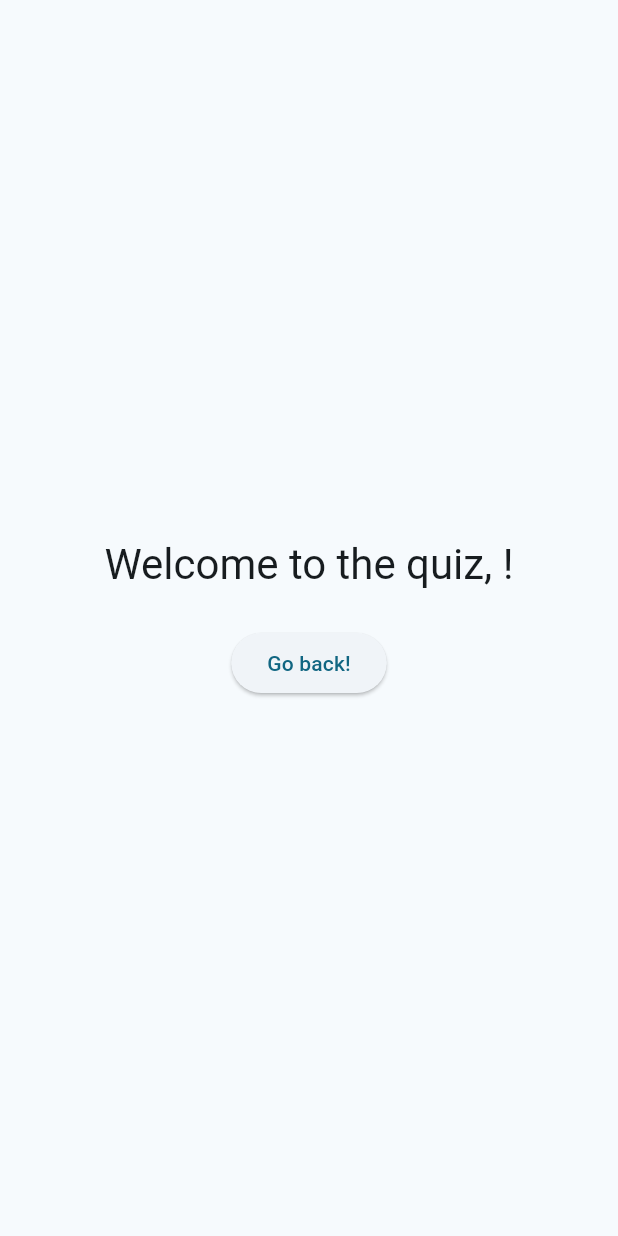
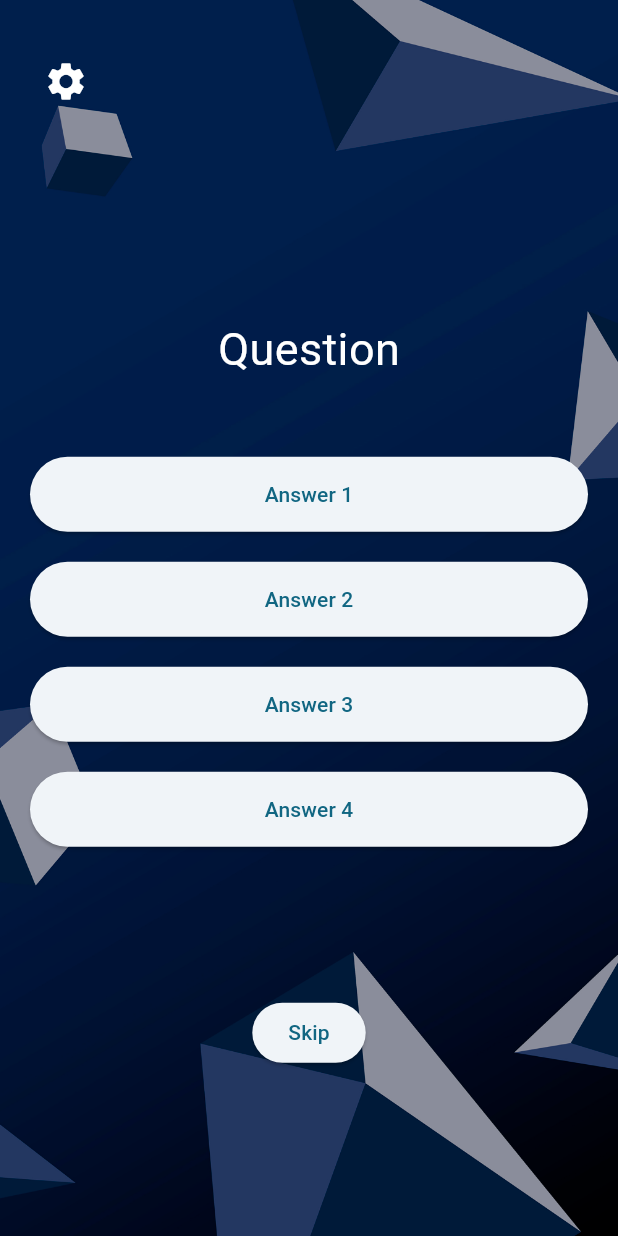
Before and after one commit to modermatt44/quizzer_335, a Flutter app: the Quiz screen opened by its route, on a phone screen of 412 x 824 dp. Run offline on Flutter 3.47's test engine with Material 3 defaults, Android fonts, the light colour scheme and no system bars; our stand-ins replace vibration.

Commit message:
added basic structure of quiz page and changed duration of empty name field

```diff
--- a/lib/main.dart
+++ b/lib/main.dart
@@ -51,7 +51,7 @@ class _MyHomePageState extends State<MyHomePage> with SingleTickerProviderStateM
   void initState() {
     super.initState();
     _controller = AnimationController(
-      duration: const Duration(milliseconds: 500),
+      duration: const Duration(milliseconds: 100),
       vsync: this,
     );
     _animation = Tween(begin: 0.0, end: 15.0).animate(_controller)
--- a/lib/quiz.dart
+++ b/lib/quiz.dart
@@ -9,23 +9,112 @@ class Quiz extends StatelessWidget {
   Widget build(BuildContext context) {
     return Scaffold(
         resizeToAvoidBottomInset: false,
-      body: Center(
+        body: Stack(
+          children: [
+            Container(
+              height: double.infinity,
+              width: double.infinity,
+              decoration: const BoxDecoration(
+                image: DecorationImage(
+                  image: AssetImage('assets/images/v859-katie-11.jpg'),
+                  fit: BoxFit.cover,
+                ),
+              ),
+              child: Padding(
+                padding: const EdgeInsets.all(20.0),
                 child: Column(
                   mainAxisAlignment: MainAxisAlignment.center,
                   children: <Widget>[
-            Text(
-              'Welcome to the quiz, $name!',
-              style: Theme.of(context).textTheme.headline4,
+                  const SizedBox(
+                    height: 100,
                   ),
-            const SizedBox(height: 24),
+                  const Text("Question", style: TextStyle(color: Colors.white, fontSize: 30)),
+                  const SizedBox(
+                    height: 50,
+                  ),
+                  Column(
+                    children: [
+                      ElevatedButton(
+                        onPressed: () {
+                          null;
+                        },
+                        style: ElevatedButton.styleFrom(
+                          minimumSize: const Size(500, 50),
+                        ),
+                        child: const Text('Answer 1'),
+                      ),
+                      const SizedBox(
+                        height: 20,
+                      ),
+                      ElevatedButton(
+                        onPressed: () {
+                          null;
+                        },
+                        style: ElevatedButton.styleFrom(
+                          minimumSize: const Size(500, 50),
+                        ),
+                        child: const Text('Answer 2'),
+                      ),
+                      const SizedBox(
+                        height: 20,
+                      ),
+                      ElevatedButton(
+                        onPressed: () {
+                          null;
+                        },
+                        style: ElevatedButton.styleFrom(
+                          minimumSize: const Size(500, 50),
+                        ),
+                        child: const Text('Answer 3'),
+                      ),
+                      const SizedBox(
+                        height: 20,
+                      ),
+                      ElevatedButton(
+                        onPressed: () {
+                          null;
+                        },
+                        style: ElevatedButton.styleFrom(
+                          minimumSize: const Size(500, 50),
+                        ),
+                        child: const Text('Answer 4'),
+                      ),
+                    ],
+                  ),
+                  const SizedBox(
+                    height: 100,
+                  ),
                   ElevatedButton(
                     onPressed: () {
                       Navigator.pop(context);
                     },
-              child: const Text('Go back!'),
+                    child: const Text('Skip'),
+                  ),
+
+                ],
+              ),
+            ),
+          ),
+            Positioned(
+              top: 30,
+              left: 20,
+              child: IconButton(
+                onPressed: () {  },
+                icon: const Icon(Icons.settings),
+                alignment: Alignment.center,
+                iconSize: 30,
+                color: Colors.white,
+              ),
+            ),
+            Positioned(
+              top: 30,
+              right: 20,
+              child: Text(
+                name,
+                style: const TextStyle(color: Colors.white, fontSize: 20),
+              ),
             ),
           ],
-        ),
         )
     );
   }
```
Lines whose indentation alone changed are shown as unchanged.
